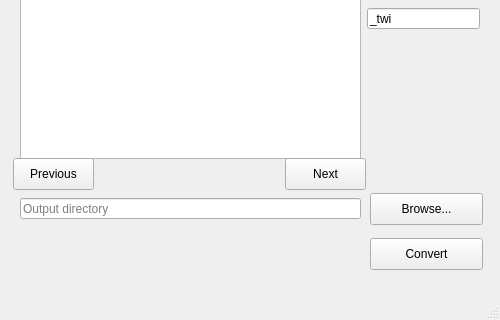
Qt form mainwindow.ui (f90g0/PNGJohn) before a commit; both pictures show x 0 to 500 and y 139 to 459 of the 500 by 459 pixel window.
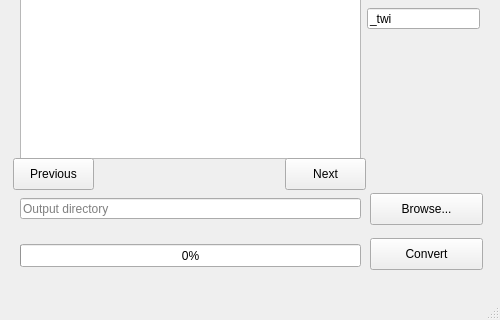
The same form after that commit.

Patch:
```diff
--- a/mainwindow.ui
+++ b/mainwindow.ui
@@ -212,6 +212,19 @@
      <string>Browse...</string>
     </property>
    </widget>
+   <widget class="QProgressBar" name="progressBar">
+    <property name="geometry">
+     <rect>
+      <x>20</x>
+      <y>366</y>
+      <width>341</width>
+      <height>23</height>
+     </rect>
+    </property>
+    <property name="value">
+     <number>0</number>
+    </property>
+   </widget>
   </widget>
   <widget class="QMenuBar" name="menuBar">
    <property name="geometry">
```
